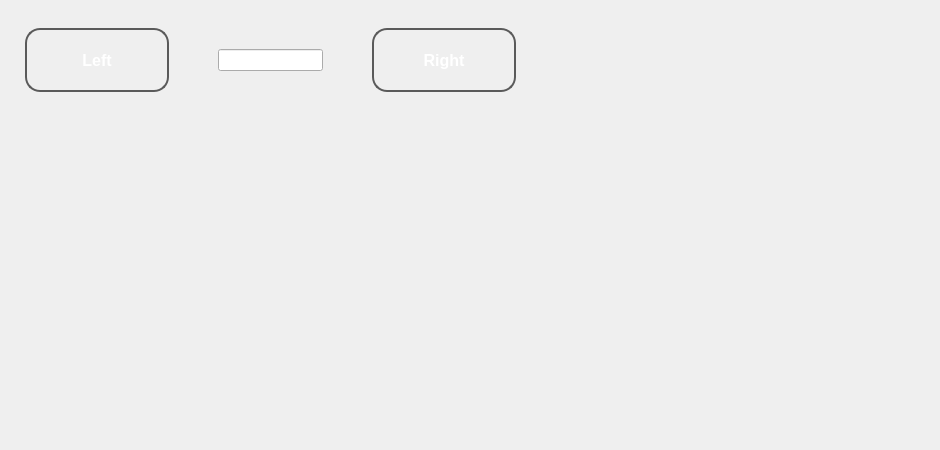
Old version of the form widget.ui in the repository pinkyrie/ADog.
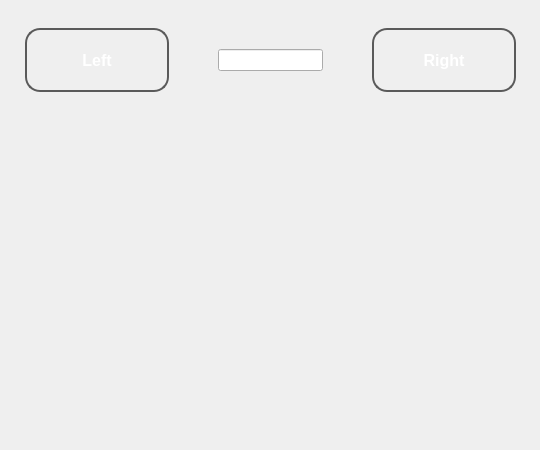
New version of the form.

Diff of the .ui file:
```diff
--- a/widget.ui
+++ b/widget.ui
@@ -6,7 +6,7 @@
    <rect>
     <x>0</x>
     <y>0</y>
-    <width>940</width>
+    <width>540</width>
     <height>450</height>
    </rect>
   </property>
```
